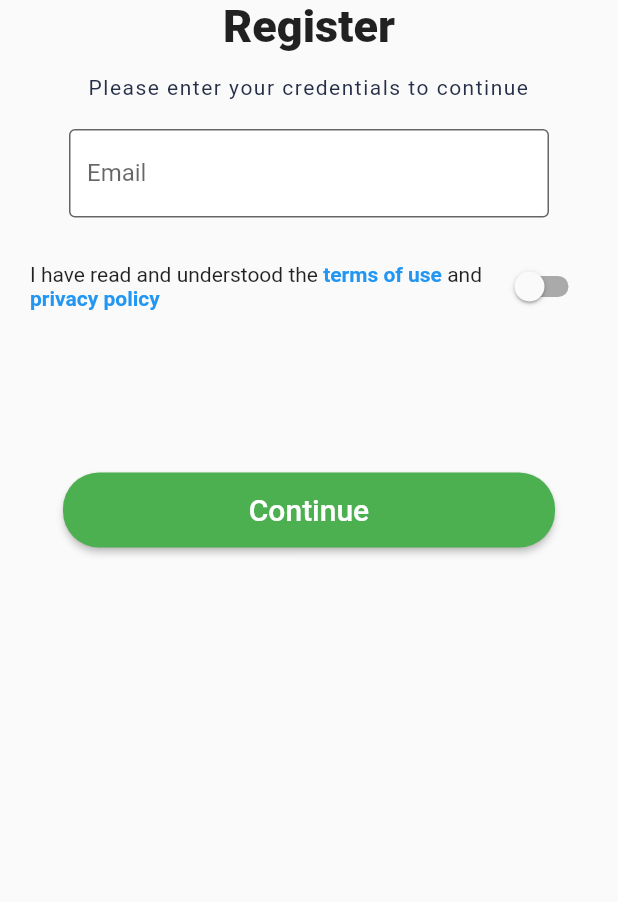
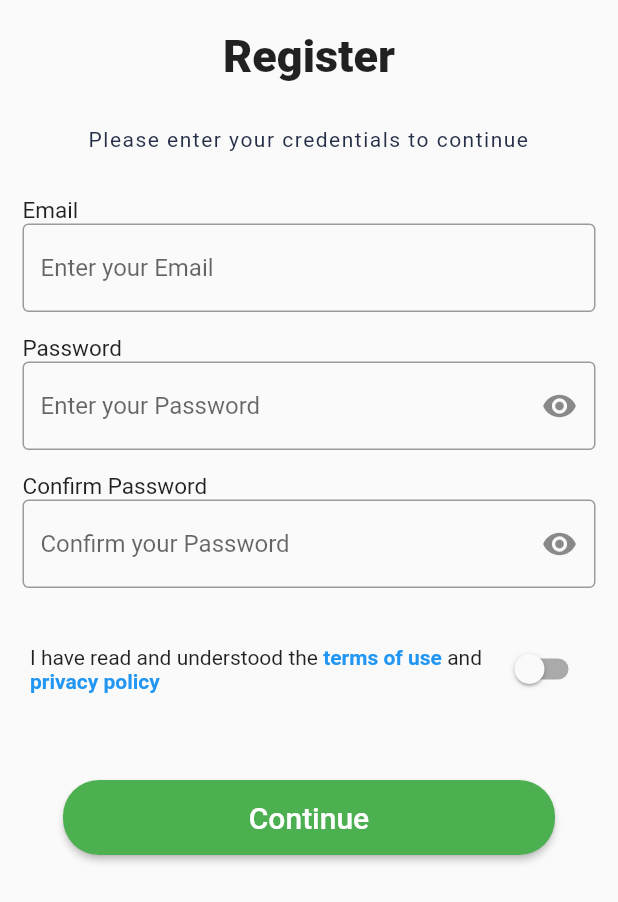
Before and after one commit to JobCuta/CIS-9340-Thesis, a Flutter app: the RegisterWidget widget shown alone on an empty page, opened directly, on a phone screen of 412 x 824 dp. Shown: the top 902 px of the screen. Run offline on Flutter 3.47's test engine with Material 2 defaults, Android fonts, the phone set to English and light mode, and no system bars; our stand-ins replace circular_countdown_timer, get; missing offline and left inert: shake; Roboto replaces fonts that are missing (Body 2, Header 5).

Commit message:
edited RegisterScreen

```diff
--- a/lib/AboutSelfScreen.dart
+++ b/lib/AboutSelfScreen.dart
@@ -0,0 +1,37 @@
+import 'package:flutter/material.dart';
+
+void main() {
+  runApp(const AboutSelfScreen());
+}
+
+class AboutSelfScreen extends StatelessWidget {
+  const AboutSelfScreen({Key? key}) : super(key: key);
+
+  @override
+  Widget build(BuildContext context) {
+    return const MaterialApp(
+      home: Scaffold(
+        body: SafeArea(
+          child: AboutSelfWidget(),
+        ),
+      ),
+    );
+  }
+}
+
+class AboutSelfWidget extends StatefulWidget {
+  const AboutSelfWidget({Key? key}) : super(key: key);
+
+  @override
+  State<AboutSelfWidget> createState() => _AboutSelfState();
+}
+
+class _AboutSelfState extends State<AboutSelfWidget>{
+
+  @override
+  Widget build(BuildContext context) {
+    // TODO: implement build
+    return Column();
+  }
+
+}
--- a/lib/RegisterScreen.dart
+++ b/lib/RegisterScreen.dart
@@ -28,19 +28,23 @@ class RegisterWidget extends StatefulWidget {
 
 class _RegisterState extends State<RegisterWidget>{
   bool isSwitched = false;
+  bool isPasswordVisible = false;
+  String password = '';
 
   @override
   Widget build(BuildContext context){
     return Column(
-      crossAxisAlignment: CrossAxisAlignment.center,
       children: <Widget>[
-        const Text('Register',
+        const Padding(
+          padding: EdgeInsets.all(20),
+          child: Text('Register',
             textAlign: TextAlign.center,
             style: TextStyle(fontWeight: FontWeight.w800,
                 fontSize: 30,
                 fontFamily: 'Header 5'),
+            ),
           ),
-        const SizedBox(height: 15.0,),
+        const SizedBox(height: 10.0,),
         const Text('Please enter your credentials to continue',
           textAlign: TextAlign.center,
           style: TextStyle(fontWeight: FontWeight.w400,
@@ -49,21 +53,61 @@ class _RegisterState extends State<RegisterWidget>{
               fontFamily: 'Body 2',
               color: Color.fromRGBO(37, 47, 72, 1.0)),
         ),
-        const SizedBox(height: 20.0,),
-        const SizedBox(
-          width: 320,
-          height: 61,
-          child: TextField(
-            decoration: InputDecoration(
-              labelText: 'Email',
-              hintText: 'Email',
-              filled: true,
-              fillColor: Colors.white,
-              border: OutlineInputBorder(),
-            ),
+        const SizedBox(height: 15.0,),
+        Container(
+          padding: const EdgeInsets.all(15),
+          child: Column(
+            crossAxisAlignment: CrossAxisAlignment.start,
+            children: <Widget>[
+              const Text('Email', textAlign: TextAlign.left, style: TextStyle(height: 1.2, fontSize: 15),),
+              const TextField(
+                cursorColor: Colors.white,
+                decoration: InputDecoration(
+                  hintText: 'Enter your Email',
+                  border: OutlineInputBorder(),
+                  //errorText: 'This Field is Required',
+                ),
+              ),
+              const SizedBox(height: 15.0,),
+              const Text('Password', textAlign: TextAlign.left, style: TextStyle(height: 1.2, fontSize: 15),),
+              TextField(
+                cursorColor: Colors.white,
+                decoration: InputDecoration(
+                  hintText: 'Enter your Password',
+                  border: const OutlineInputBorder(),
+                  suffixIcon: IconButton(
+                    icon: isPasswordVisible
+                        ? const Icon(Icons.visibility_off)
+                        : const Icon(Icons.visibility),
+                    onPressed: () =>
+                        setState(() => isPasswordVisible = !isPasswordVisible),
+                  ),
+                  //errorText: 'This Field is Required',
+                ),
+                obscureText: isPasswordVisible,
+              ),
+              const SizedBox(height: 15.0,),
+              const Text('Confirm Password', textAlign: TextAlign.left, style: TextStyle(height: 1.2, fontSize: 15),),
+              TextField(
+                cursorColor: Colors.white,
+                decoration: InputDecoration(
+                  hintText: 'Confirm your Password',
+                  border: const OutlineInputBorder(),
+                  suffixIcon: IconButton(
+                    icon: isPasswordVisible
+                        ? const Icon(Icons.visibility_off)
+                        : const Icon(Icons.visibility),
+                    onPressed: () =>
+                        setState(() => isPasswordVisible = !isPasswordVisible),
+                  ),
+                  //errorText: 'This Field is Required',
+                ),
+                obscureText: isPasswordVisible,
+              ),
+            ],
           ),
         ),
-        const SizedBox(height: 20.0,),
+        const SizedBox(height: 15.0,),
         Padding(
           padding: const EdgeInsets.only(left: 20.0, right: 20.0),
             child: Column(
@@ -99,7 +143,7 @@ class _RegisterState extends State<RegisterWidget>{
               ],
             ),
         ),
-        const SizedBox(height: 100.0,),
+        const SizedBox(height: 50.0,),
         SizedBox(
           width: 328,
           height: 50,
```
Also changed, not shown: 1 other file.
